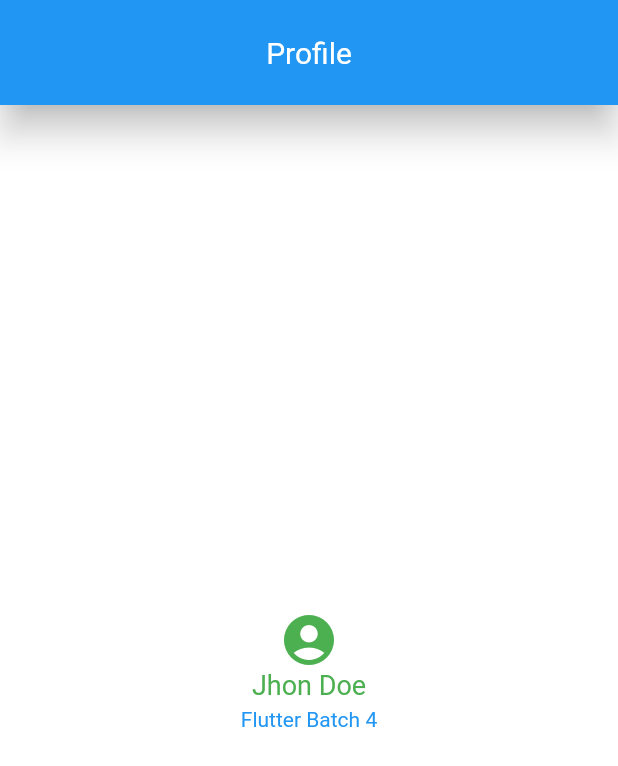
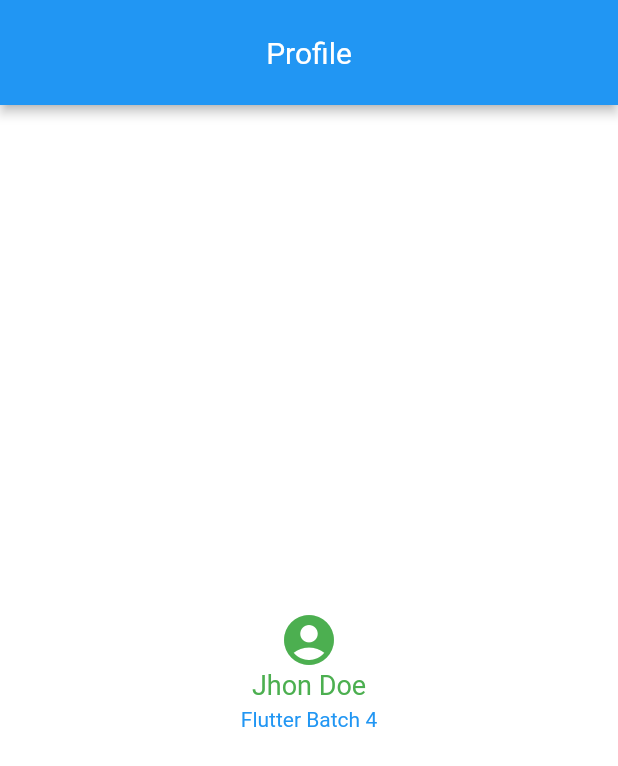
Before and after one commit to farhadcse7/farhadostad, a Flutter app: the screen it shows after launch, on a phone screen of 412 x 824 dp. Shown: the top 766 px of the screen. Run offline on Flutter 3.47's test engine with Material 2 defaults, Android fonts, the phone set to English and light mode, and no system bars.

Commit message:
live test september 10 final updated

```diff
--- a/lib/main.dart
+++ b/lib/main.dart
@@ -26,7 +26,7 @@ class HomeScreen extends StatelessWidget {
       backgroundColor: Colors.white,
       appBar: AppBar(
         toolbarHeight: 70,
-        elevation: 10,
+        elevation: 3,
         backgroundColor: Colors.blue,
         centerTitle: true,
         title: const Text('Profile',
```
